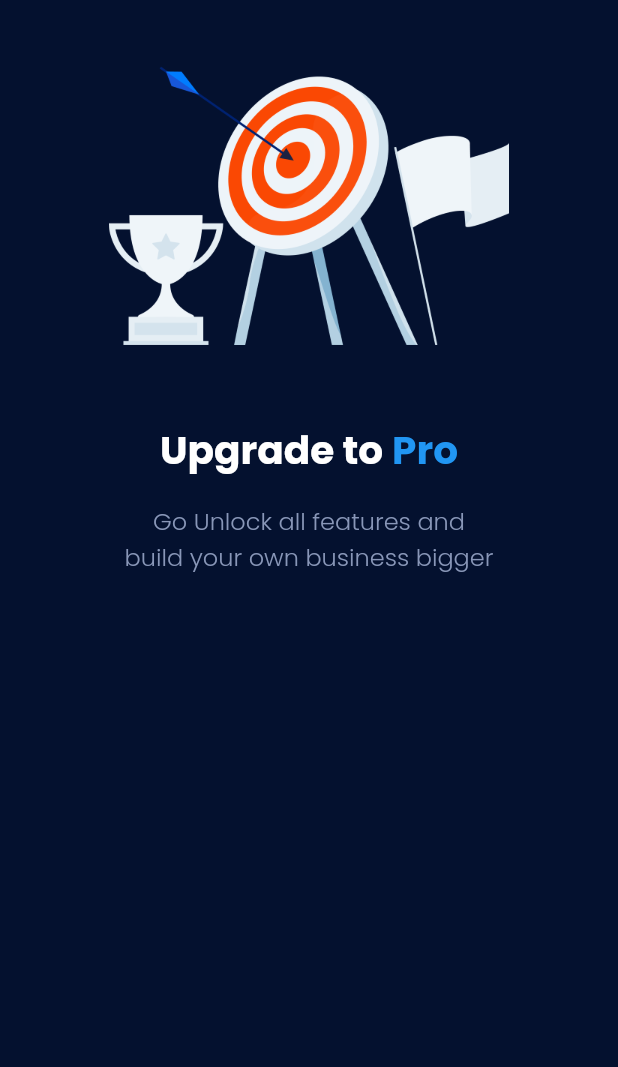
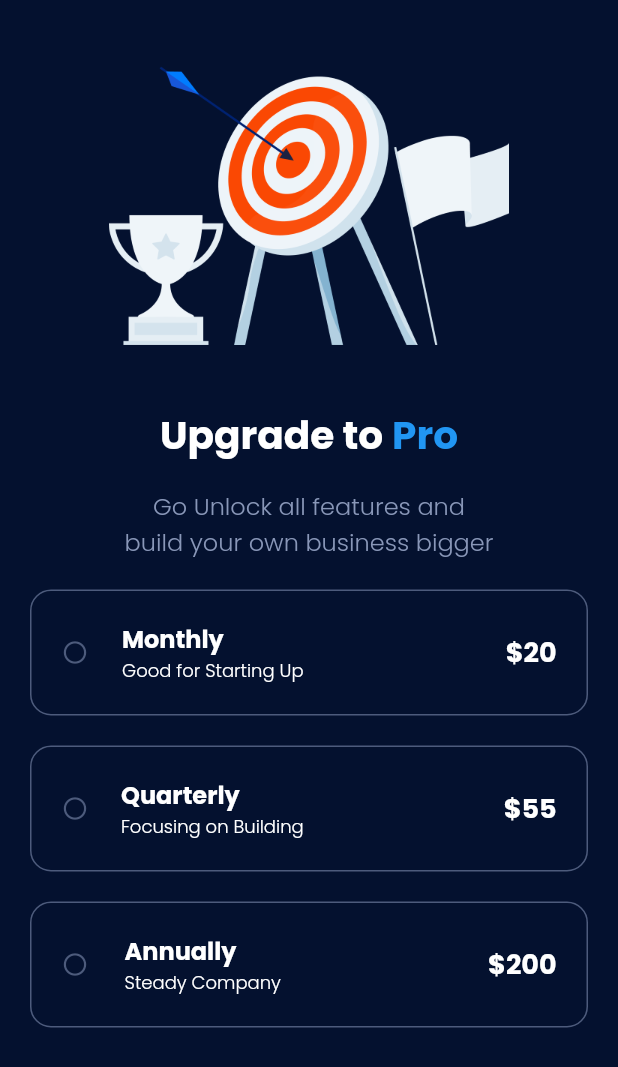
Before and after one commit to HarunNurahman/flutter_state_payment, a Flutter app: the screen it shows after launch, on a phone screen of 412 x 824 dp. Shown: the top 1067 px of the screen. Run offline on Flutter 3.47's test engine with Material 2 defaults, Android fonts, the phone set to English and light mode, and no system bars; our stand-ins replace device_preview, google_fonts; missing offline and left inert: dart:js.

Commit message:
Add State, UI, Button

```diff
--- a/lib/components/themes.dart
+++ b/lib/components/themes.dart
@@ -19,7 +19,7 @@ TextStyle subtitleTextStyle = GoogleFonts.poppins(
   fontSize: 16,
 );
 
-TextStyle categoryTextStyle = GoogleFonts.poppins(
+TextStyle planTextStyle = GoogleFonts.poppins(
   color: colorWhite,
   fontWeight: FontWeight.w700,
   fontSize: 16,
--- a/lib/pages/subscription_screen.dart
+++ b/lib/pages/subscription_screen.dart
@@ -1,26 +1,135 @@
 import 'package:flutter/material.dart';
 import 'package:flutter_state_payment/components/themes.dart';
 
-class SubscriptionScreen extends StatelessWidget {
+class SubscriptionScreen extends StatefulWidget {
   const SubscriptionScreen({Key? key}) : super(key: key);
 
+  @override
+  State<SubscriptionScreen> createState() => _SubscriptionScreenState();
+}
+
+class _SubscriptionScreenState extends State<SubscriptionScreen> {
+  int selectedIndex = -1;
   @override
   Widget build(BuildContext context) {
     return Scaffold(
       backgroundColor: primaryColor,
-      body: SafeArea(
-        child: Center(
-          child: Padding(
+      body: SingleChildScrollView(
+        child: SafeArea(
+          child: Column(
+            children: [
+              header(),
+              options(0, 'Monthly', 'Good for Starting Up', '\$20'),
+              options(1, 'Quarterly', 'Focusing on Building', '\$55'),
+              options(2, 'Annually', 'Steady Company', '\$200'),
+              selectedIndex == -1 ? SizedBox() : checkoutButton(),
+            ],
+          ),
+        ),
+      ),
+    );
+  }
+
+  Column checkoutButton() {
+    return Column(
+      crossAxisAlignment: CrossAxisAlignment.center,
+      children: [
+        Container(
+          margin: const EdgeInsets.only(left: 20, right: 20, top: 50),
+          width: double.infinity,
+          height: 55,
+          child: TextButton(
+            style: TextButton.styleFrom(
+              backgroundColor: Color(0xFF007DFF),
+              shape: RoundedRectangleBorder(
+                borderRadius: BorderRadius.circular(70),
+              ),
+            ),
+            onPressed: () {},
+            child: Text(
+              'Checkout Now',
+              style: buttonTextStyle,
+            ),
+          ),
+        )
+      ],
+    );
+  }
+
+  Container options(int index, String plan, String desc, String price) {
+    return Container(
+      child: GestureDetector(
+        onTap: () {
+          setState(() {
+            selectedIndex = index;
+          });
+        },
+        child: Container(
+          padding: const EdgeInsets.all(20),
+          margin: const EdgeInsets.only(top: 20, left: 20, right: 20),
+          decoration: BoxDecoration(
+            border: Border.all(
+              color: selectedIndex == index
+                  ? const Color(0xFF007DFF)
+                  : const Color(0xFF4D5B7C),
+            ),
+            borderRadius: BorderRadius.circular(14),
+          ),
+          child: Column(
+            children: [
+              Row(
+                mainAxisAlignment: MainAxisAlignment.spaceBetween,
+                children: [
+                  selectedIndex == index
+                      ? const Icon(
+                          Icons.radio_button_checked,
+                          color: Color(0xFF007DFF),
+                          size: 18,
+                        )
+                      : const Icon(
+                          Icons.radio_button_unchecked,
+                          color: Color(0xFF4D5B7C),
+                          size: 18,
+                        ),
+                  Column(
+                    crossAxisAlignment: CrossAxisAlignment.start,
+                    children: [
+                      Text(
+                        plan,
+                        style: planTextStyle,
+                      ),
+                      Text(
+                        desc,
+                        style: descTextStyle,
+                      ),
+                    ],
+                  ),
+                  const SizedBox(width: 90),
+                  Text(
+                    price,
+                    style: priceTextStyle,
+                  )
+                ],
+              ),
+            ],
+          ),
+        ),
+      ),
+    );
+  }
+
+  Padding header() {
+    return Padding(
       padding: const EdgeInsets.only(top: 30, left: 30, right: 30),
       child: Column(
         children: [
           Image.asset(
             'assets/images/img_achieve_goal.png',
-                  width: 267,
+            width: double.infinity,
             height: 200,
           ),
           Padding(
-                  padding: const EdgeInsets.only(top: 50),
+            padding: const EdgeInsets.only(top: 40),
             child: Row(
               mainAxisAlignment: MainAxisAlignment.center,
               children: [
@@ -46,9 +155,6 @@ class SubscriptionScreen extends StatelessWidget {
           )
         ],
       ),
-          ),
-        ),
-      ),
     );
   }
 }
```
Lines whose indentation alone changed are shown as unchanged.
